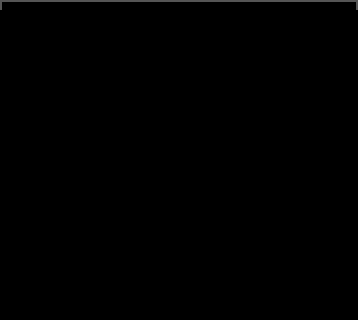
Old version of the form gui/gui/MainWindow.ui in the repository benhj/knoxcrypt; both pictures show x 0 to 358 and y 0 to 320 of the 358 by 479 pixel window.
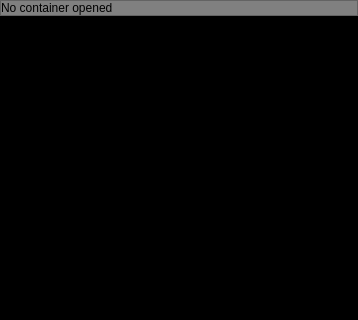
New version of the form. Icons and pictures are not drawn.

Commit message: added status bar to gui

What changed in the file:
```diff
--- a/gui/gui/MainWindow.ui
+++ b/gui/gui/MainWindow.ui
@@ -21,6 +21,10 @@
 border: 2px solid #555;
 }
 
+QLabel#label {
+background: gray;
+}
+
 
 #MainWindow QTreeWidget {
 border: none;
@@ -33,6 +37,10 @@
 background: #555;
 }
 
+QFrame#statusFrame{
+background:gray;
+}
+
  QTreeView::branch:has-siblings:!adjoins-item {
      border-image: url(:/new/prefix1/graphix/stylesheet-vline.png) 0;
  }
@@ -85,7 +93,7 @@
    <bool>false</bool>
   </property>
   <widget class="QWidget" name="centralWidget">
-   <layout class="QGridLayout" name="gridLayout" rowstretch="0,0" columnstretch="0">
+   <layout class="QGridLayout" name="gridLayout" rowstretch="0,0,0" columnstretch="0">
     <property name="sizeConstraint">
      <enum>QLayout::SetDefaultConstraint</enum>
     </property>
@@ -93,7 +101,7 @@
      <number>0</number>
     </property>
     <property name="topMargin">
-     <number>10</number>
+     <number>0</number>
     </property>
     <property name="rightMargin">
      <number>0</number>
@@ -107,7 +115,7 @@
     <property name="verticalSpacing">
      <number>0</number>
     </property>
-    <item row="1" column="0">
+    <item row="2" column="0">
      <widget class="QFrame" name="buttonFrame">
       <property name="frameShape">
        <enum>QFrame::StyledPanel</enum>
@@ -176,7 +184,7 @@
       <zorder>loadButton</zorder>
      </widget>
     </item>
-    <item row="0" column="0">
+    <item row="1" column="0">
      <widget class="QTreeWidget" name="fileTree">
       <property name="sizePolicy">
        <sizepolicy hsizetype="Expanding" vsizetype="Expanding">
@@ -212,6 +220,37 @@
       </column>
      </widget>
     </item>
+    <item row="0" column="0">
+     <widget class="QFrame" name="statusFrame">
+      <property name="frameShape">
+       <enum>QFrame::StyledPanel</enum>
+      </property>
+      <property name="frameShadow">
+       <enum>QFrame::Raised</enum>
+      </property>
+      <layout class="QHBoxLayout" name="horizontalLayout">
+       <property name="leftMargin">
+        <number>0</number>
+       </property>
+       <property name="topMargin">
+        <number>0</number>
+       </property>
+       <property name="rightMargin">
+        <number>0</number>
+       </property>
+       <property name="bottomMargin">
+        <number>0</number>
+       </property>
+       <item>
+        <widget class="QLabel" name="nameLabel">
+         <property name="text">
+          <string>No container opened</string>
+         </property>
+        </widget>
+       </item>
+      </layout>
+     </widget>
+    </item>
    </layout>
   </widget>
  </widget>
```
The commit also changes 1 other file.
